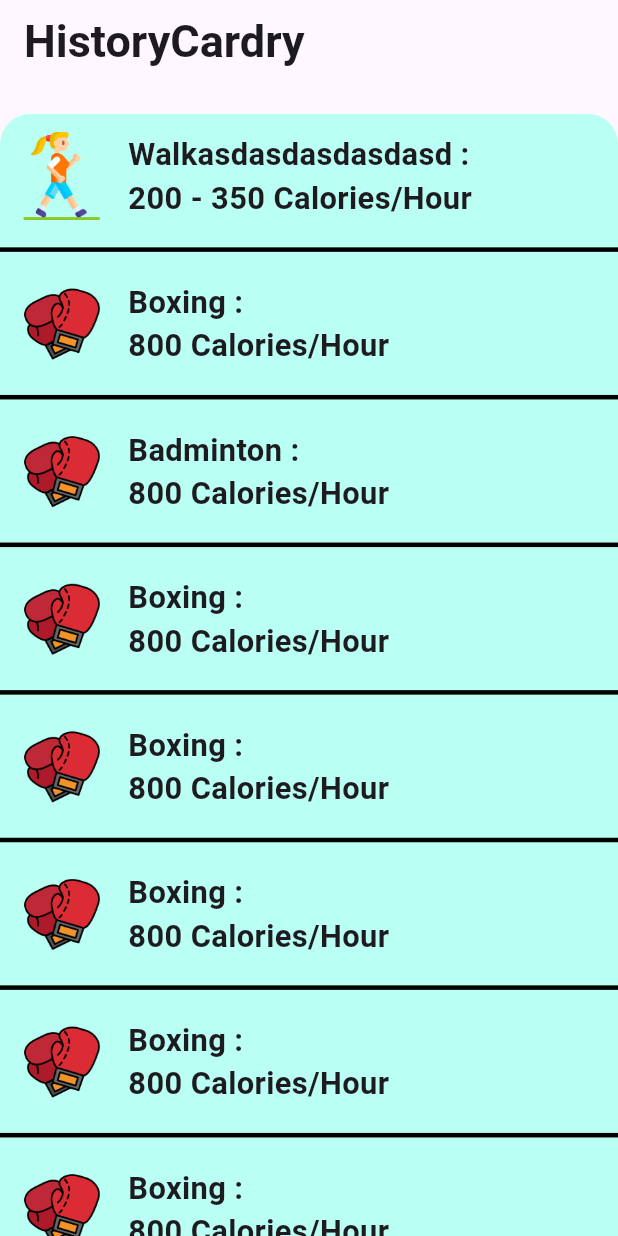
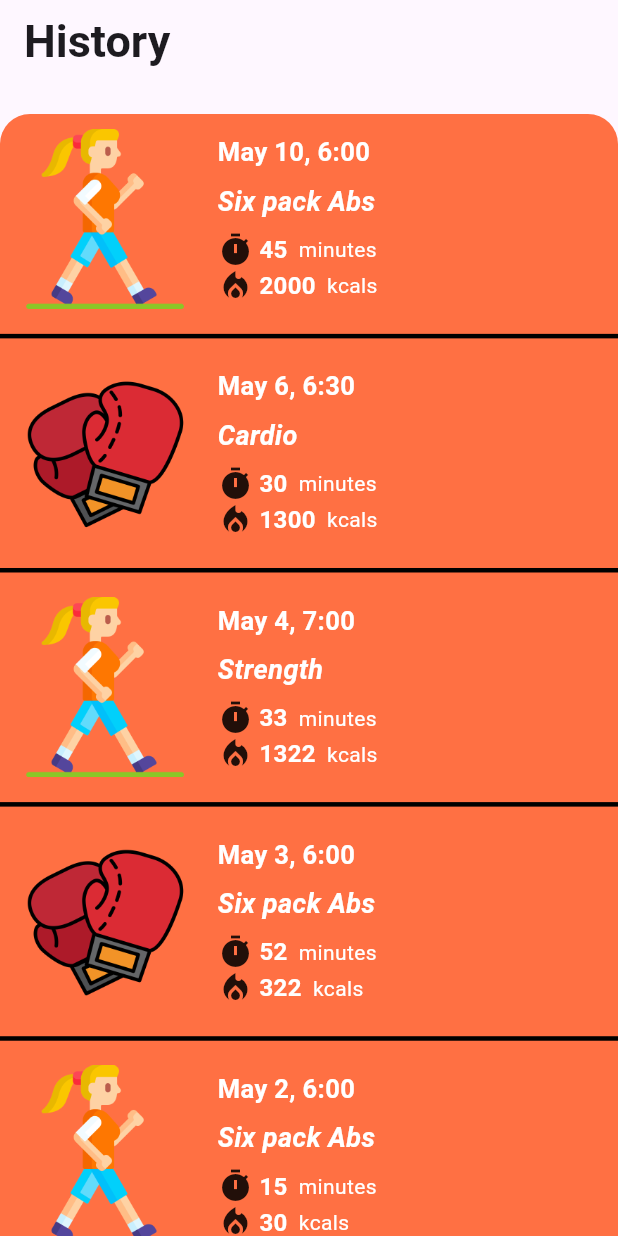
Before and after one commit to Project-Mobile-Sun-Palm/project-mobile, a Flutter app: the HistoryScreen screen opened directly, on a phone screen of 412 x 824 dp. Run offline on Flutter 3.47's test engine with Material 3 defaults, Android fonts, the light colour scheme and no system bars; our stand-ins replace cloud_firestore, firebase_auth, firebase_core, firebase_storage, image_picker, syncfusion_flutter_gauges; missing offline and left inert: stroke_text; accounts and stored records are empty; network calls fail.

Commit message:
make_history

```diff
--- a/lib/services/database_exercies.dart
+++ b/lib/services/database_exercies.dart
@@ -5,7 +5,7 @@ import 'package:project/main.dart';
 const String EXERCISE_COLLECTION_REF = "Exercise";
 
 class ExerciseDBService{
-  final _firestore = FirebaseFirestore.instanceFor(app: app);
+  // final _firestore = FirebaseFirestore.instanceFor(app: app);
   late final CollectionReference _exerciseRef;
 
   ExerciseDBService(){
--- a/lib/services/database_images.dart
+++ b/lib/services/database_images.dart
@@ -5,7 +5,7 @@ import 'package:project/main.dart';
 const String IMAGES_COLLECTION_REF = "Images";
 
 class ImagesDBService{
-  final _firestore = FirebaseFirestore.instanceFor(app: app);
+  // final _firestore = FirebaseFirestore.instanceFor(app: app);
   late final CollectionReference _imagesRef;
 
   ImagesDBService(){
--- a/lib/views/history/history_card.dart
+++ b/lib/views/history/history_card.dart
@@ -1,14 +1,19 @@
 import 'package:flutter/material.dart';
+import 'package:project/controllers/font_controller.dart';
 
 class HistoryCard extends StatelessWidget {
   const HistoryCard(
       {super.key,
-      required this.sportName,
-      required this.calories,
-      required this.sportPic});
+      required this.muscleImage,
+      required this.day,
+      required this.name,
+      required this.time,
+      required this.calories});
 
-  final String sportName;
-  final String sportPic;
+  final String muscleImage;
+  final String day;
+  final String name;
+  final String time;
   final String calories;
 
   @override
@@ -16,36 +21,76 @@ class HistoryCard extends StatelessWidget {
     return Column(
       children: [
         Container(
-          padding: const EdgeInsets.all(12),
-          height: MediaQuery.of(context).size.height * 0.1,
+          padding: const EdgeInsets.all(10),
+          height: MediaQuery.of(context).size.height * 0.17,
           width: MediaQuery.of(context).size.width * 1.0,
           child: Row(
               mainAxisAlignment: MainAxisAlignment.start,
               children: [
-              Image.asset("assets/images/$sportPic"),
+                Image.asset("assets/images/$muscleImage"),
                 const SizedBox(width: 15),
+
+
                 Column(
                   mainAxisAlignment: MainAxisAlignment.center,
                   crossAxisAlignment: CrossAxisAlignment.start,
                   children: [
-                  Text(
-                    "$sportName : ",
-                    style: TextStyle(
-                        fontSize:  defineFont(sportName, context),
-                        fontWeight: FontWeight.bold),
-                    textAlign: TextAlign.left,
+                    Text("$day", style: const TextStyle(
+                      color: Colors.white,
+                      fontSize: 17,
+                      fontWeight: FontWeight.bold
+                    ),),
+
+                    const SizedBox(height: 8,),
+
+                    Text("$name", style: const TextStyle(
+                      color: Colors.white,
+                      fontSize: 18,
+                      fontStyle: FontStyle.italic,
+                      fontWeight: FontWeight.bold
+                    ),),
+
+                    const SizedBox(height: 7,),
+
+                    Row(
+                      children: [
+                        Icon(Icons.timer),
+                        Text(" "),
+                        Text("$time", style: const TextStyle(
+                          color: Colors.white,
+                          fontSize: 16,
+                          fontWeight: FontWeight.bold
+                        ),),
+                        Text("  minutes", style: const TextStyle(
+                          color: Colors.white,
+                          fontSize: 14
+                        ),)
+                      ],
                     ),
-                  Text(
-                    "$calories Calories/Hour",
-                    style: TextStyle(
-                        fontSize:  defineFont(sportName, context),
-                        fontWeight: FontWeight.bold),
+
+                    Row(
+                      children: [
+                        Icon(Icons.local_fire_department),
+                        Text(" "),
+                        Text("$calories", style: const TextStyle(
+                          color: Colors.white,
+                          fontSize: 16,
+                          fontWeight: FontWeight.bold
+                        ),),
+                        Text("  kcals", style: const TextStyle(
+                          color: Colors.white,
+                          fontSize: 14
+                        ),)
+                      ],
                     ),
                   ],
                 )
               ],
+            )
         ),
-        ),
+
+
+
         const Divider(
           color: Colors.black,
           thickness: 3,
@@ -53,11 +98,4 @@ class HistoryCard extends StatelessWidget {
       ],
     );
   }
-
-  double defineFont(String message, var context){
-    if(message.length < 20){
-      return MediaQuery.of(context).size.width / 20;
 }
-    return MediaQuery.of(context).size.width / (message.length);
-  }
-}
--- a/lib/views/history/history_screen.dart
+++ b/lib/views/history/history_screen.dart
@@ -10,7 +10,7 @@ class HistoryScreen extends StatelessWidget {
       resizeToAvoidBottomInset: true,
       appBar: AppBar(
         title: const Text(
-          "HistoryCardry",
+          "History",
           style: TextStyle(fontSize: 30, fontWeight: FontWeight.bold),
         ),
         automaticallyImplyLeading: false,
@@ -19,70 +19,62 @@ class HistoryScreen extends StatelessWidget {
           child: Column(
         mainAxisAlignment: MainAxisAlignment.start,
         children: [
-
-          SizedBox(
+          const SizedBox(
             height: 20,
           ),
           Container(
-            decoration: const BoxDecoration(
-                color: Color.fromRGBO(186, 255, 243, 1),
-                borderRadius: BorderRadius.only(
+            decoration: BoxDecoration(
+                color: Colors.deepOrange[400],
+                borderRadius: const BorderRadius.only(
                     topLeft: Radius.circular(20),
                     topRight: Radius.circular(20))),
-            child: Expanded(
-              child: Container(
-                child: const Column(
+            child: const Expanded(
+              child: Column(
                 children: [
                   HistoryCard(
-                        sportName: "Walkasdasdasdasdasd",
-                        calories: "200 - 350",
-                        sportPic: "walking.png"),
+                      muscleImage: "walking.png",
+                      day: "May 10, 6:00",
+                      name: "Six pack Abs",
+                      time: "45",
+                      calories: "2000",
+                  ),
                   HistoryCard(
-                        sportName: "Boxing",
-                        calories: "800",
-                        sportPic: "boxing-gloves.png"),
+                      muscleImage: "boxing-gloves.png",
+                      day: "May 6, 6:30",
+                      name: "Cardio",
+                      time: "30",
+                      calories: "1300",
+                  ),
                   HistoryCard(
-                        sportName: "Badminton",
-                        calories: "800",
-                        sportPic: "boxing-gloves.png"),
+                      muscleImage: "walking.png",
+                      day: "May 4, 7:00",
+                      name: "Strength",
+                      time: "33",
+                      calories: "1322",
+                  ),
                   HistoryCard(
-                        sportName: "Boxing",
-                        calories: "800",
-                        sportPic: "boxing-gloves.png"),
+                      muscleImage: "boxing-gloves.png",
+                      day: "May 3, 6:00",
+                      name: "Six pack Abs",
+                      time: "52",
+                      calories: "322",
+                  ),
                   HistoryCard(
-                        sportName: "Boxing",
-                        calories: "800",
-                        sportPic: "boxing-gloves.png"),
+                      muscleImage: "walking.png",
+                      day: "May 2, 6:00",
+                      name: "Six pack Abs",
+                      time: "15",
+                      calories: "30",
+                  ),
                   HistoryCard(
-                        sportName: "Boxing",
-                        calories: "800",
-                        sportPic: "boxing-gloves.png"),
-                    HistoryCard(
-                        sportName: "Boxing",
-                        calories: "800",
-                        sportPic: "boxing-gloves.png"),
-                    HistoryCard(
-                        sportName: "Boxing",
-                        calories: "800",
-                        sportPic: "boxing-gloves.png"),
-                    HistoryCard(
-                        sportName: "Boxing",
-                        calories: "800",
-                        sportPic: "boxing-gloves.png"),
-                    HistoryCard(
-                        sportName: "Boxing",
-                        calories: "800",
-                        sportPic: "boxing-gloves.png"),
-                    HistoryCard(
-                        sportName: "Boxing",
-                        calories: "800",
-                        sportPic: "boxing-gloves.png"),
-                    HistoryCard(
-                        sportName: "Walk",
-                        calories: "200 - 350",
-                        sportPic: "walking.png"),
+                      muscleImage: "boxing-gloves.png",
+                      day: "May 1, 6:00",
+                      name: "Cardio",
+                      time: "27",
+                      calories: "389",
+                  ),
+
                 ],
-                ),
               ),
             ),
           ),
--- a/lib/views/menu/course/strength_screen.dart
+++ b/lib/views/menu/course/strength_screen.dart
@@ -2,7 +2,6 @@ import 'package:flutter/material.dart';
 import 'package:project/services/database_images.dart';
 import 'package:project/services/database_exercies.dart';
 import 'package:project/views/menu/course/course_card.dart';
-import 'package:project/controllers/font_controller.dart';
 
 class StrengthScreen extends StatefulWidget {
   const StrengthScreen({super.key});
```
Lines whose indentation alone changed are shown as unchanged.
